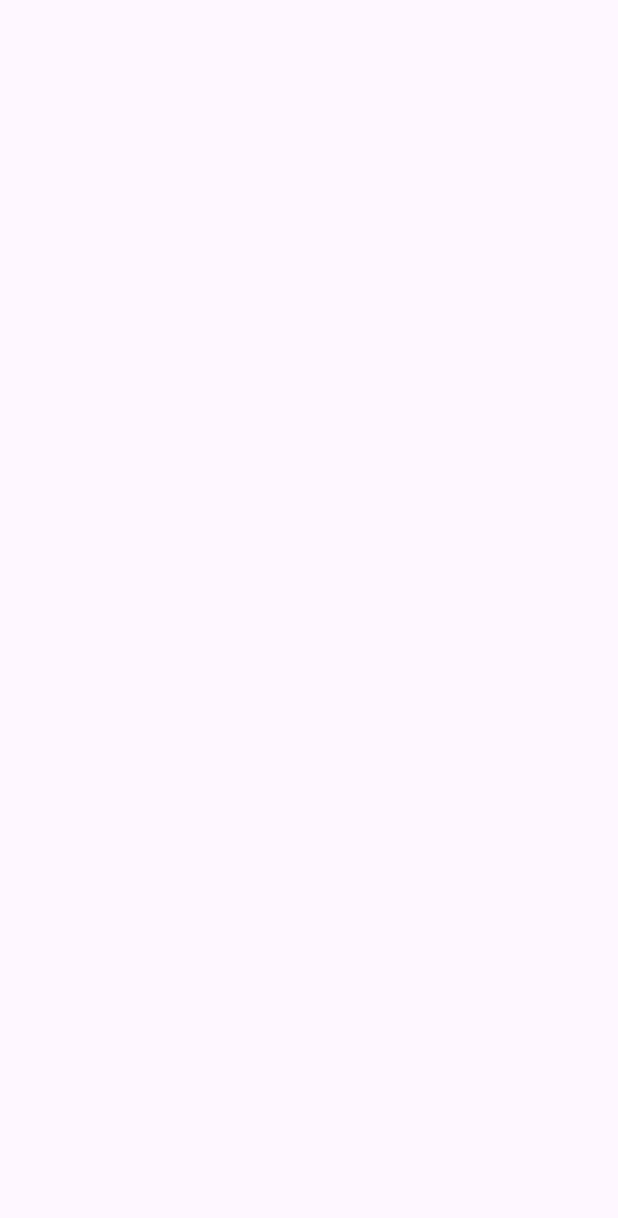
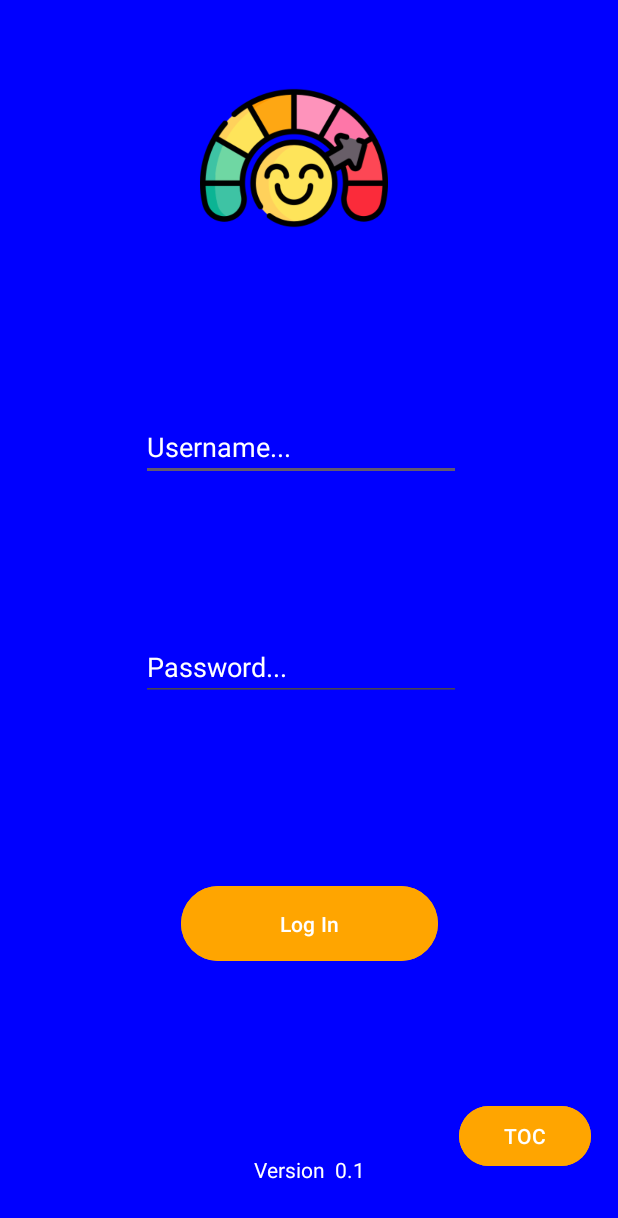
Before and after one commit to MattJ03/Daily-Mood-Tracker, an Android app: the screen it shows after launch (MainActivity), on a phone screen of 412 x 824 dp. Before the commit the part shown is empty. Shown: the top 1218 px of the screen. Run offline under Robolectric (Android 15) with nearby library versions, the phone set to English and light mode, and no system bars.

Commit message:
login xml

```diff
--- a/app/src/main/res/layout/activity_main.xml
+++ b/app/src/main/res/layout/activity_main.xml
@@ -5,4 +5,88 @@
     android:id="@+id/main"
     android:layout_width="match_parent"
     android:layout_height="match_parent"
-    tools:context=".MainActivity"/>
+    android:background="@color/blue"
+    tools:context=".MainActivity">
+
+    <EditText
+        android:id="@+id/editTextText"
+        android:layout_width="wrap_content"
+        android:layout_height="wrap_content"
+        android:ems="10"
+        android:inputType="text"
+        android:text=""
+        android:hint="Username..."
+        app:layout_constraintBottom_toBottomOf="parent"
+        app:layout_constraintHorizontal_bias="0.472"
+        android:textColorHint="@color/white"
+        android:textColor="@color/white"
+        app:layout_constraintLeft_toLeftOf="parent"
+        app:layout_constraintRight_toRightOf="parent"
+        app:layout_constraintTop_toTopOf="parent"
+        app:layout_constraintVertical_bias="0.354" />
+
+    <EditText
+        android:id="@+id/editTextTextPassword"
+        android:layout_width="wrap_content"
+        android:layout_height="wrap_content"
+        android:ems="10"
+        android:hint="Password..."
+        android:inputType="textPassword"
+        android:textColor="@color/white"
+        android:textColorHint="@color/white"
+        app:layout_constraintBottom_toBottomOf="parent"
+        app:layout_constraintHorizontal_bias="0.472"
+        app:layout_constraintLeft_toLeftOf="parent"
+        app:layout_constraintRight_toRightOf="parent"
+        app:layout_constraintTop_toTopOf="parent"
+        app:layout_constraintVertical_bias="0.542" />
+
+    <Button
+        android:id="@+id/button"
+        android:layout_width="171dp"
+        android:layout_height="58dp"
+        android:backgroundTint="@color/orange"
+        android:text="Log In"
+        app:layout_constraintBottom_toBottomOf="parent"
+        app:layout_constraintLeft_toLeftOf="parent"
+        app:layout_constraintRight_toRightOf="parent"
+        app:layout_constraintTop_toTopOf="parent"
+        app:layout_constraintVertical_bias="0.766" />
+
+    <ImageView
+        android:id="@+id/imageView"
+        android:layout_width="133dp"
+        android:layout_height="125dp"
+        app:layout_constraintBottom_toBottomOf="parent"
+        app:layout_constraintHorizontal_bias="0.464"
+        app:layout_constraintLeft_toLeftOf="parent"
+        app:layout_constraintRight_toRightOf="parent"
+        app:layout_constraintTop_toTopOf="parent"
+        app:layout_constraintVertical_bias="0.061"
+        app:srcCompat="@drawable/img" />
+
+    <TextView
+        android:id="@+id/textVersion"
+        android:layout_width="wrap_content"
+        android:layout_height="wrap_content"
+        android:text="Version  0.1"
+        android:textColor="@color/white"
+        app:layout_constraintBottom_toBottomOf="parent"
+        app:layout_constraintLeft_toLeftOf="parent"
+        app:layout_constraintRight_toRightOf="parent"
+        app:layout_constraintTop_toTopOf="parent"
+        app:layout_constraintVertical_bias="0.957" />
+
+    <Button
+        android:id="@+id/buttonTOC"
+        android:layout_width="wrap_content"
+        android:layout_height="wrap_content"
+        android:backgroundTint="@color/orange"
+        android:text="TOC"
+        app:layout_constraintBottom_toBottomOf="parent"
+        app:layout_constraintHorizontal_bias="0.944"
+        app:layout_constraintLeft_toLeftOf="parent"
+        app:layout_constraintRight_toRightOf="parent"
+        app:layout_constraintTop_toTopOf="parent"
+        app:layout_constraintVertical_bias="0.945" />
+</androidx.constraintlayout.widget.ConstraintLayout>
--- a/app/src/main/res/layout/login.xml
+++ b/app/src/main/res/layout/login.xml
@@ -3,4 +3,6 @@
     android:layout_width="match_parent"
     android:layout_height="match_parent">
 
+
+
 </androidx.constraintlayout.widget.ConstraintLayout>
--- a/app/src/main/res/values/colors.xml
+++ b/app/src/main/res/values/colors.xml
@@ -2,4 +2,7 @@
 <resources>
     <color name="black">#FF000000</color>
     <color name="white">#FFFFFFFF</color>
+    <color name="light_blue">#ADD8E6</color>
+    <color name="blue">#0000FF</color>
+    <color name="orange">#FFA500</color>
 </resources>
```
Also changed, not shown: app/src/main/res/drawable/img.png (added).
